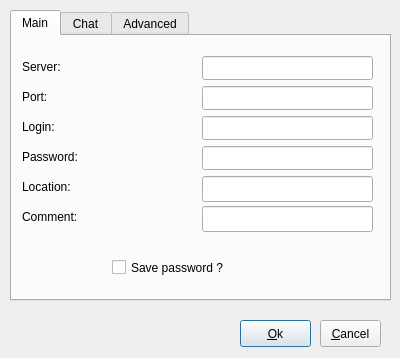
The window that ui/Options.ui (8102/QNetSoul) describes before a commit, drawn with Qt 5.
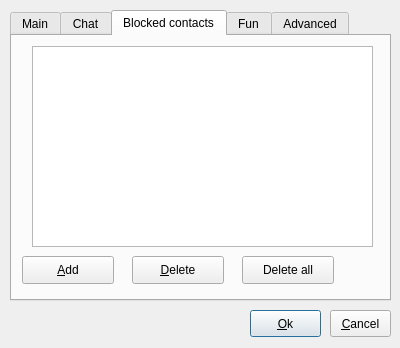
The same window after the commit. The open tabs and pages were chosen to show the change. Icons and pictures are not drawn.

Commit message: Version 0.09: auto connect implemented, several code cuts, fun option tab added.

```diff
--- a/ui/Options.ui
+++ b/ui/Options.ui
@@ -7,17 +7,29 @@
     <x>0</x>
     <y>0</y>
     <width>400</width>
-    <height>358</height>
+    <height>348</height>
    </rect>
   </property>
+  <property name="minimumSize">
+   <size>
+    <width>400</width>
+    <height>348</height>
+   </size>
+  </property>
+  <property name="maximumSize">
+   <size>
+    <width>400</width>
+    <height>348</height>
+   </size>
+  </property>
   <property name="windowTitle">
    <string>Options</string>
   </property>
   <widget class="QPushButton" name="okPushButton">
    <property name="geometry">
     <rect>
-     <x>240</x>
-     <y>320</y>
+     <x>250</x>
+     <y>310</y>
      <width>71</width>
      <height>27</height>
     </rect>
@@ -29,8 +41,8 @@
   <widget class="QPushButton" name="cancelPushButton">
    <property name="geometry">
     <rect>
-     <x>320</x>
-     <y>320</y>
+     <x>330</x>
+     <y>310</y>
      <width>61</width>
      <height>27</height>
     </rect>
@@ -214,14 +226,27 @@
     <widget class="QCheckBox" name="savePasswordCheckBox">
      <property name="geometry">
       <rect>
-       <x>100</x>
+       <x>200</x>
        <y>220</y>
        <width>171</width>
        <height>23</height>
       </rect>
      </property>
      <property name="text">
-      <string>Save password ?</string>
+      <string>Save password</string>
+     </property>
+    </widget>
+    <widget class="QCheckBox" name="autoConnectCheckBox">
+     <property name="geometry">
+      <rect>
+       <x>10</x>
+       <y>220</y>
+       <width>171</width>
+       <height>23</height>
+      </rect>
+     </property>
+     <property name="text">
+      <string>Auto connect</string>
      </property>
     </widget>
    </widget>
@@ -336,6 +361,82 @@
      </property>
     </widget>
    </widget>
+   <widget class="QWidget" name="blockedWidget">
+    <attribute name="title">
+     <string>Blocked contacts</string>
+    </attribute>
+    <widget class="QListWidget" name="listWidget">
+     <property name="geometry">
+      <rect>
+       <x>20</x>
+       <y>10</y>
+       <width>341</width>
+       <height>201</height>
+      </rect>
+     </property>
+    </widget>
+    <widget class="QPushButton" name="addButton">
+     <property name="geometry">
+      <rect>
+       <x>10</x>
+       <y>220</y>
+       <width>92</width>
+       <height>28</height>
+      </rect>
+     </property>
+     <property name="text">
+      <string>&amp;Add</string>
+     </property>
+    </widget>
+    <widget class="QPushButton" name="deleteButton">
+     <property name="geometry">
+      <rect>
+       <x>120</x>
+       <y>220</y>
+       <width>92</width>
+       <height>28</height>
+      </rect>
+     </property>
+     <property name="text">
+      <string>&amp;Delete</string>
+     </property>
+    </widget>
+    <widget class="QPushButton" name="deleteAllButton">
+     <property name="geometry">
+      <rect>
+       <x>230</x>
+       <y>220</y>
+       <width>92</width>
+       <height>28</height>
+      </rect>
+     </property>
+     <property name="text">
+      <string>Delete all</string>
+     </property>
+    </widget>
+   </widget>
+   <widget class="QWidget" name="funWidget">
+    <attribute name="title">
+     <string>Fun</string>
+    </attribute>
+    <widget class="QCheckBox" name="startingVdmCheckBox">
+     <property name="geometry">
+      <rect>
+       <x>20</x>
+       <y>20</y>
+       <width>221</width>
+       <height>23</height>
+      </rect>
+     </property>
+     <property name="text">
+      <string>Vie de merde at starting</string>
+     </property>
+     <property name="icon">
+      <iconset resource="../Images.qrc">
+       <normaloff>:/images/tongue.png</normaloff>:/images/tongue.png</iconset>
+     </property>
+    </widget>
+   </widget>
    <widget class="QWidget" name="advancedWidget">
     <attribute name="title">
      <string>Advanced</string>
```
Left out of the diff: 18 changed lines with no effect on the pictures. The commit also changes 8 other files.
